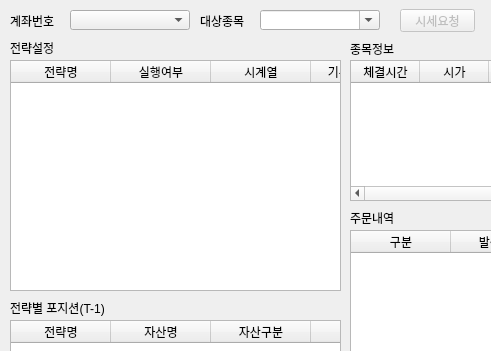
Old version of the form form_main.ui in the repository BHLee83/TS; both pictures show x 0 to 491 and y 0 to 351 of the 801 by 752 pixel window.
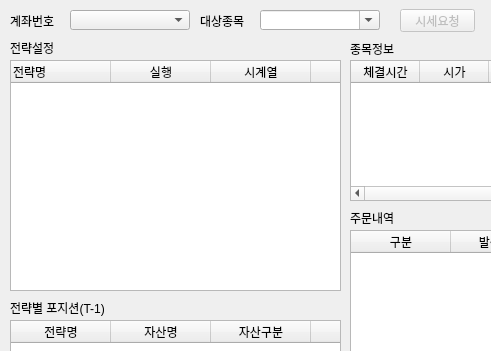
New version of the form.

Commit message: TS_RB_0010 전략 추가

The edit to the form file:
```diff
--- a/form_main.ui
+++ b/form_main.ui
@@ -255,12 +255,12 @@
       <string>전략명</string>
      </property>
      <property name="textAlignment">
-      <set>AlignCenter</set>
+      <set>AlignLeading|AlignVCenter</set>
      </property>
     </column>
     <column>
      <property name="text">
-      <string>실행여부</string>
+      <string>실행</string>
      </property>
      <property name="textAlignment">
       <set>AlignCenter</set>
@@ -279,7 +279,7 @@
       <string>기본주문단위</string>
      </property>
      <property name="textAlignment">
-      <set>AlignCenter</set>
+      <set>AlignTrailing|AlignVCenter</set>
      </property>
     </column>
     <column>
@@ -287,7 +287,7 @@
       <string>가중치</string>
      </property>
      <property name="textAlignment">
-      <set>AlignCenter</set>
+      <set>AlignTrailing|AlignVCenter</set>
      </property>
     </column>
    </widget>
```
The commit also changes 2 other files.
